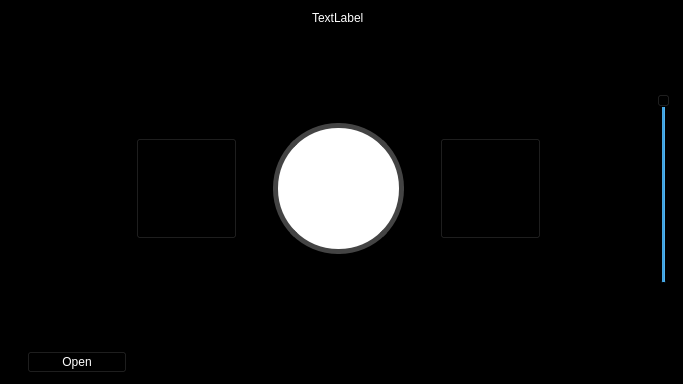
Qt form ViewLayer/SongPlayerUi.ui (UCSolarCarTeam/Epsilon-Onboard-Media-Control) before a commit.
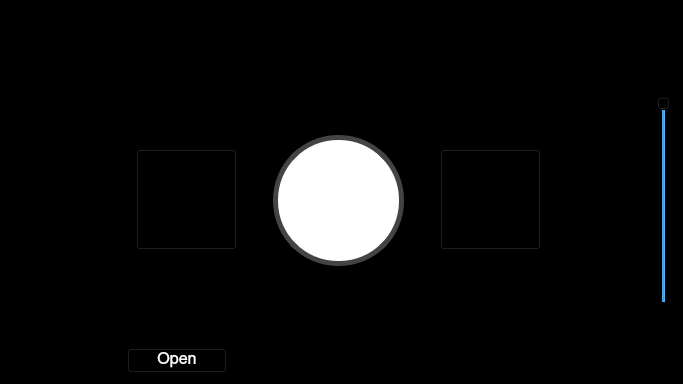
The same form after that commit. Icons and pictures are not drawn.

Commit message: Changed the font and removed default text.

Diff of the .ui file:
```diff
--- a/ViewLayer/SongPlayerUi.ui
+++ b/ViewLayer/SongPlayerUi.ui
@@ -20,8 +20,8 @@
    <string notr="true">background-color:black;</string>
   </property>
   <layout class="QGridLayout" name="gridLayout">
-   <item row="9" column="1" alignment="Qt::AlignLeft|Qt::AlignBottom">
-    <widget class="QPushButton" name="OpenButton">
+   <item row="5" column="6">
+    <widget class="QWidget" name="widget_2" native="true">
      <property name="sizePolicy">
       <sizepolicy hsizetype="Fixed" vsizetype="Fixed">
        <horstretch>0</horstretch>
@@ -30,19 +30,56 @@
      </property>
      <property name="minimumSize">
       <size>
-       <width>100</width>
-       <height>0</height>
+       <width>420</width>
+       <height>191</height>
       </size>
      </property>
+     <layout class="QGridLayout" name="gridLayout_2">
+      <item row="1" column="2">
+       <widget class="QPushButton" name="nextSong">
+        <property name="sizePolicy">
+         <sizepolicy hsizetype="Fixed" vsizetype="Fixed">
+          <horstretch>0</horstretch>
+          <verstretch>0</verstretch>
+         </sizepolicy>
+        </property>
+        <property name="minimumSize">
+         <size>
+          <width>101</width>
+          <height>101</height>
+         </size>
+        </property>
      <property name="styleSheet">
-      <string notr="true">color: white</string>
+         <string notr="true">border-image: url(:/Resources/Next.png);</string>
      </property>
      <property name="text">
-      <string>Open</string>
+         <string/>
      </property>
     </widget>
    </item>
-   <item row="4" column="5">
+      <item row="1" column="0">
+       <widget class="QPushButton" name="prevSong">
+        <property name="sizePolicy">
+         <sizepolicy hsizetype="Fixed" vsizetype="Fixed">
+          <horstretch>0</horstretch>
+          <verstretch>0</verstretch>
+         </sizepolicy>
+        </property>
+        <property name="minimumSize">
+         <size>
+          <width>101</width>
+          <height>101</height>
+         </size>
+        </property>
+        <property name="styleSheet">
+         <string notr="true">border-image: url(:/Resources/Previous.png);</string>
+        </property>
+        <property name="text">
+         <string/>
+        </property>
+       </widget>
+      </item>
+      <item row="1" column="1">
     <widget class="QWidget" name="widget" native="true">
      <property name="sizePolicy">
       <sizepolicy hsizetype="Fixed" vsizetype="Fixed">
@@ -97,23 +134,10 @@
      <zorder>PlayButton</zorder>
     </widget>
    </item>
-   <item row="5" column="6">
-    <spacer name="horizontalSpacer">
-     <property name="orientation">
-      <enum>Qt::Horizontal</enum>
-     </property>
-     <property name="sizeType">
-      <enum>QSizePolicy::Expanding</enum>
-     </property>
-     <property name="sizeHint" stdset="0">
-      <size>
-       <width>40</width>
-       <height>20</height>
-      </size>
-     </property>
-    </spacer>
+     </layout>
+    </widget>
    </item>
-   <item row="4" column="8">
+   <item row="5" column="9">
     <widget class="QSlider" name="volumeControl">
      <property name="sizePolicy">
       <sizepolicy hsizetype="Fixed" vsizetype="Preferred">
@@ -135,51 +159,7 @@
      </property>
     </widget>
    </item>
-   <item row="4" column="1" alignment="Qt::AlignRight|Qt::AlignVCenter">
-    <widget class="QPushButton" name="prevSong">
-     <property name="sizePolicy">
-      <sizepolicy hsizetype="Fixed" vsizetype="Fixed">
-       <horstretch>0</horstretch>
-       <verstretch>0</verstretch>
-      </sizepolicy>
-     </property>
-     <property name="minimumSize">
-      <size>
-       <width>101</width>
-       <height>101</height>
-      </size>
-     </property>
-     <property name="styleSheet">
-      <string notr="true">border-image: url(:/Resources/Previous.png);</string>
-     </property>
-     <property name="text">
-      <string/>
-     </property>
-    </widget>
-   </item>
-   <item row="4" column="6" alignment="Qt::AlignLeft|Qt::AlignVCenter">
-    <widget class="QPushButton" name="nextSong">
-     <property name="sizePolicy">
-      <sizepolicy hsizetype="Fixed" vsizetype="Fixed">
-       <horstretch>0</horstretch>
-       <verstretch>0</verstretch>
-      </sizepolicy>
-     </property>
-     <property name="minimumSize">
-      <size>
-       <width>101</width>
-       <height>101</height>
-      </size>
-     </property>
-     <property name="styleSheet">
-      <string notr="true">border-image: url(:/Resources/Next.png);</string>
-     </property>
-     <property name="text">
-      <string/>
-     </property>
-    </widget>
-   </item>
-   <item row="5" column="5">
+   <item row="6" column="6">
     <spacer name="verticalSpacer">
      <property name="orientation">
       <enum>Qt::Vertical</enum>
@@ -192,7 +172,52 @@
      </property>
     </spacer>
    </item>
-   <item row="5" column="1">
+   <item row="3" column="6">
+    <spacer name="verticalSpacer_2">
+     <property name="orientation">
+      <enum>Qt::Vertical</enum>
+     </property>
+     <property name="sizeHint" stdset="0">
+      <size>
+       <width>20</width>
+       <height>40</height>
+      </size>
+     </property>
+    </spacer>
+   </item>
+   <item row="2" column="6" alignment="Qt::AlignHCenter">
+    <widget class="QLabel" name="infoLabel">
+     <property name="font">
+      <font>
+       <family>Nimbus Sans L</family>
+       <pointsize>16</pointsize>
+      </font>
+     </property>
+     <property name="styleSheet">
+      <string notr="true">color: white</string>
+     </property>
+     <property name="text">
+      <string/>
+     </property>
+    </widget>
+   </item>
+   <item row="5" column="8">
+    <spacer name="horizontalSpacer">
+     <property name="orientation">
+      <enum>Qt::Horizontal</enum>
+     </property>
+     <property name="sizeType">
+      <enum>QSizePolicy::Expanding</enum>
+     </property>
+     <property name="sizeHint" stdset="0">
+      <size>
+       <width>40</width>
+       <height>20</height>
+      </size>
+     </property>
+    </spacer>
+   </item>
+   <item row="5" column="2">
     <spacer name="horizontalSpacer_2">
      <property name="orientation">
       <enum>Qt::Horizontal</enum>
@@ -221,26 +246,47 @@
      </property>
     </spacer>
    </item>
-   <item row="3" column="5">
-    <spacer name="verticalSpacer_2">
+   <item row="0" column="6">
+    <spacer name="verticalSpacer_3">
      <property name="orientation">
       <enum>Qt::Vertical</enum>
      </property>
+     <property name="sizeType">
+      <enum>QSizePolicy::Fixed</enum>
+     </property>
      <property name="sizeHint" stdset="0">
       <size>
        <width>20</width>
-       <height>40</height>
+       <height>16</height>
       </size>
      </property>
     </spacer>
    </item>
-   <item row="2" column="5" alignment="Qt::AlignHCenter">
-    <widget class="QLabel" name="infoLabel">
+   <item row="8" column="6">
+    <widget class="QPushButton" name="OpenButton">
+     <property name="sizePolicy">
+      <sizepolicy hsizetype="Fixed" vsizetype="Fixed">
+       <horstretch>0</horstretch>
+       <verstretch>0</verstretch>
+      </sizepolicy>
+     </property>
+     <property name="minimumSize">
+      <size>
+       <width>100</width>
+       <height>0</height>
+      </size>
+     </property>
+     <property name="font">
+      <font>
+       <family>Nimbus Sans L</family>
+       <pointsize>12</pointsize>
+      </font>
+     </property>
      <property name="styleSheet">
       <string notr="true">color: white</string>
      </property>
      <property name="text">
-      <string>TextLabel</string>
+      <string>Open</string>
      </property>
     </widget>
    </item>
```
Lines whose indentation alone changed are shown as unchanged.
